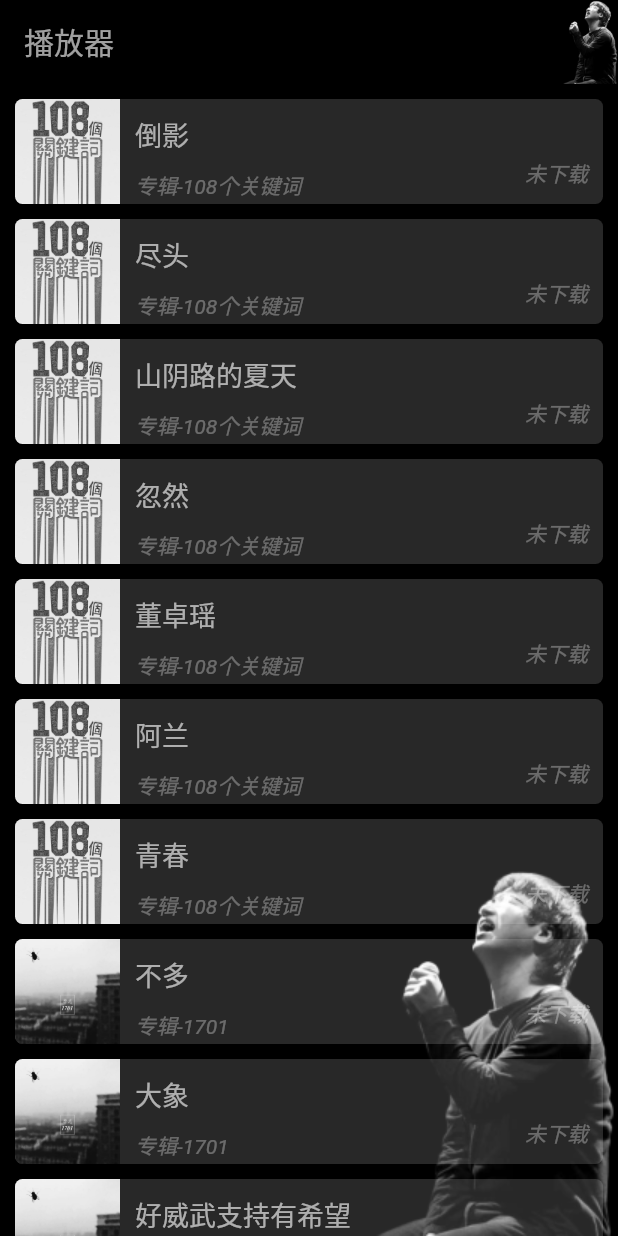
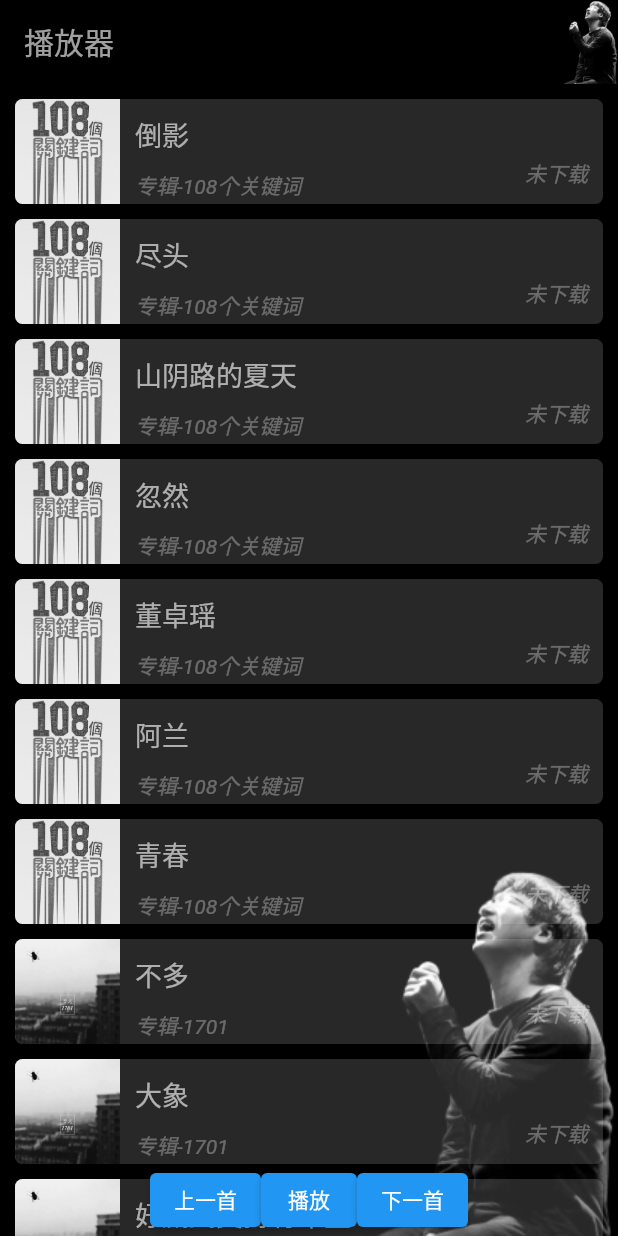
Before and after one commit to isfk/bige, a Flutter app: the screen it shows after launch, on a phone screen of 412 x 824 dp. Run offline on Flutter 3.47's test engine with Material 2 defaults, Android fonts, the phone set to English and light mode, and no system bars; drawn by our look-alikes of auto_size_text; our stand-ins replace audioplayers, dio, get, permission_handler, shared_preferences, toast; missing offline and left inert: flutter_media_metadata.

Commit message:
控制ok

```diff
--- a/lib/pages/home.dart
+++ b/lib/pages/home.dart
@@ -59,7 +59,8 @@ class HomePage extends StatelessWidget {
               alignment: Alignment.bottomRight,
             ),
           ),
-          child: ListView.builder(
+          child: Stack(children: [
+            ListView.builder(
               padding: const EdgeInsets.only(bottom: 10),
               controller: controller,
               itemCount: c.list.length,
@@ -86,6 +87,33 @@ class HomePage extends StatelessWidget {
                 );
               },
             ),
+            Positioned(
+                bottom: 0,
+                left: 0,
+                right: 0,
+                child: Row(
+                  mainAxisAlignment: MainAxisAlignment.center,
+                  children: [
+                    ElevatedButton(
+                        onPressed: () => c.prev(), child: const Text("上一首")),
+                    ElevatedButton(
+                        onPressed: () {
+                          if (c.audioPlayer.state == PlayerState.stopped) {
+                            c.play(0);
+                            return;
+                          }
+                          if (c.audioPlayer.state != PlayerState.playing) {
+                            c.resume();
+                          } else {
+                            c.pause();
+                          }
+                        },
+                        child: Text(c.isPlaying.value == true ? "暂停" : "播放")),
+                    ElevatedButton(
+                        onPressed: () => c.next(), child: const Text("下一首")),
+                  ],
+                ))
+          ]),
         ),
       ),
     );
```
Also changed, not shown: lib/controllers/musicController.dart (+19 -0 lines). Lines whose indentation alone changed are shown as unchanged.
